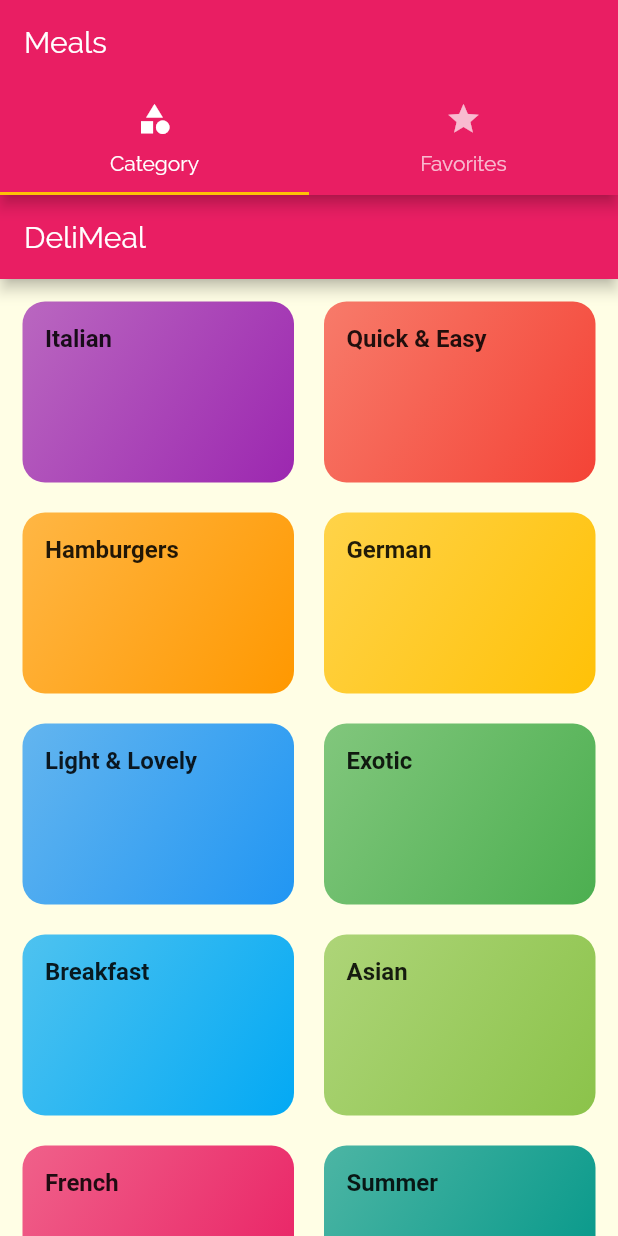
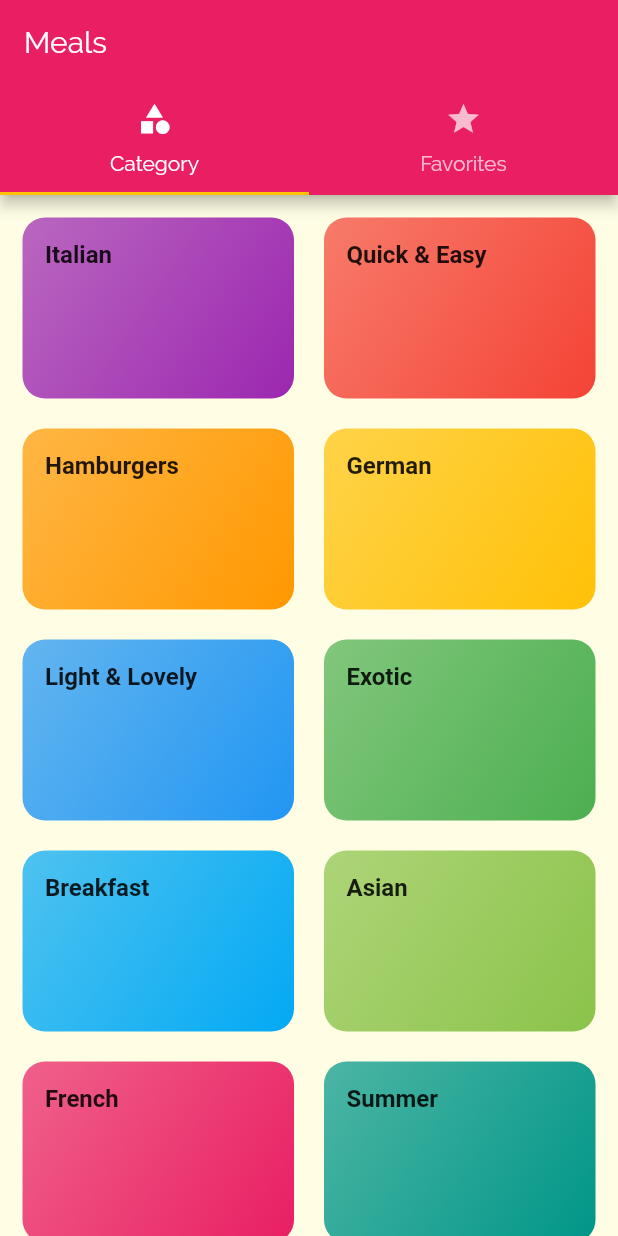
Before and after one commit to divinetouch/flutter_meals_app, a Flutter app: the screen it shows after launch, on a phone screen of 412 x 824 dp. Run offline on Flutter 3.47's test engine with Material 2 defaults, Android fonts, the phone set to English and light mode, and no system bars; Roboto replaces fonts that are missing (RobotoConsensed).

Commit message:
update categories page

```diff
--- a/lib/screens/categories_screen.dart
+++ b/lib/screens/categories_screen.dart
@@ -6,11 +6,7 @@ class CategoriesScreen extends StatelessWidget {
   static const id = '/categories';
   @override
   Widget build(BuildContext context) {
-    return Scaffold(
-      appBar: AppBar(
-        title: const Text('DeliMeal'),
-      ),
-      body: GridView(
+    return GridView(
       padding: EdgeInsets.all(15.0),
       children: DUMMY_CATEGORIES
           .map(
@@ -26,7 +22,6 @@ class CategoriesScreen extends StatelessWidget {
           childAspectRatio: 3 / 2,
           crossAxisSpacing: 20.0,
           mainAxisSpacing: 20.0),
-      ),
     );
   }
 }
```
Lines whose indentation alone changed are shown as unchanged.
